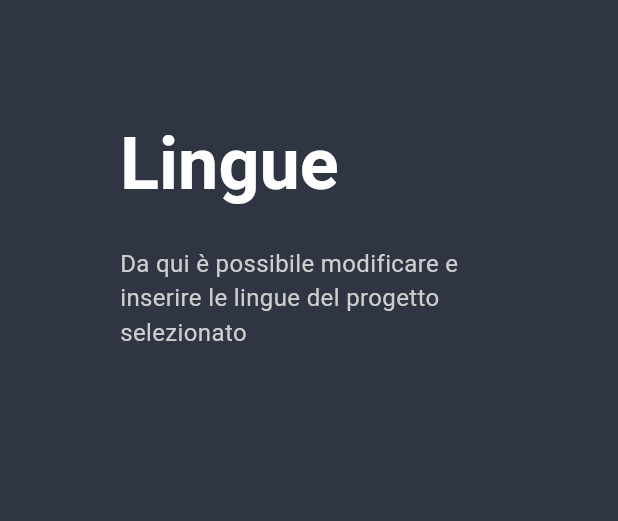
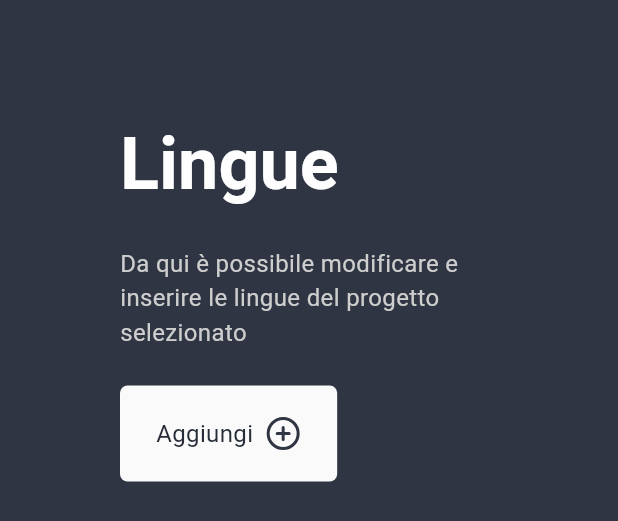
Before and after one commit to FlutterModena/globalize, a Flutter app: the LanguagesView widget shown alone on an empty page, opened directly, on a phone screen of 412 x 824 dp. Shown: the top 521 px of the screen. Run offline on Flutter 3.47's test engine with Material 3 defaults, Android fonts, the phone set to English and light mode, and no system bars; our stand-ins replace flutter_svg; missing offline and left inert: file_selector; Roboto replaces fonts that are missing (DM Sans).

Commit message:
add: done

```diff
--- /dev/null
+++ b/devtools_options.yaml
@@ -0,0 +1 @@
+extensions:
--- /dev/null
+++ b/lib/app_state.dart
@@ -0,0 +1,50 @@
+import 'dart:io';
+
+import 'package:flutter/material.dart';
+import 'package:globalize/ext.dart';
+import 'package:path/path.dart';
+
+class AppState extends ChangeNotifier {
+  bool _isProjectLoaded = false;
+  String? _projectName;
+  Directory? _currentProjectDirectory;
+  List<FileSystemEntity> projectFiles = [];
+  List<String> formattedLanguages = [];
+
+  bool get isProjectLoaded => _isProjectLoaded;
+  String? get projectName => _projectName;
+  Directory? get projectDirectory => _currentProjectDirectory;
+
+  set isProjectLoaded(bool v) {
+    _isProjectLoaded = v;
+    notifyListeners();
+  }
+
+  Future<void> loadLanguages() async {
+    projectFiles = await projectDirectory!.list().toList();
+    for (var file in projectFiles) {
+      final filename = basename(file.path);
+      final langName = filename.extractLanguage();
+      if (langName != null) {
+        formattedLanguages.add("$langName ($filename)");
+      }
+    }
+    notifyListeners();
+  }
+
+  void setProjectName(String v) {
+    _projectName = v;
+    notifyListeners();
+  }
+
+  Future<void> setProjectDirectory(String dir) async {
+    formattedLanguages.clear();
+    _currentProjectDirectory = Directory(dir);
+    await loadLanguages();
+    notifyListeners();
+  }
+
+  Future<void> reloadProjectDirectory() async {
+    await setProjectDirectory(_currentProjectDirectory!.path);
+  }
+}
--- /dev/null
+++ b/lib/custom_text_button.dart
@@ -0,0 +1,66 @@
+import 'package:flutter/material.dart';
+import 'package:globalize/icons.dart';
+import 'package:globalize/theming.dart';
+
+class CustomTextButton extends StatelessWidget {
+  final String customIcon;
+  final bool iconOnly;
+  final String? text;
+  final Color? iconColor;
+  final VoidCallback onPressed;
+  const CustomTextButton({
+    super.key,
+    required this.customIcon,
+    required this.iconOnly,
+    required this.onPressed,
+    this.iconColor,
+    this.text,
+  });
+
+  @override
+  Widget build(BuildContext context) {
+    final theme = Theme.of(context);
+
+    if (!iconOnly) {
+      assert(text != null);
+    }
+
+    return TextButton(
+      style: TextButton.styleFrom(
+        backgroundColor: bg_2,
+        shape: RoundedRectangleBorder(
+          borderRadius: BorderRadius.circular(5),
+        ),
+      ),
+      onPressed: onPressed,
+      child: Padding(
+        padding: EdgeInsets.all(iconOnly ? 8.0 : 12.0),
+        child: Row(
+          mainAxisSize: MainAxisSize.min,
+          mainAxisAlignment: MainAxisAlignment.center,
+          children: [
+            if (!iconOnly)
+              Row(
+                children: [
+                  Text(
+                    text!,
+                    style: theme.textTheme.bodyMedium!.copyWith(
+                      color: typoOnColor,
+                      fontWeight: FontWeight.normal,
+                    ),
+                  ),
+                  const SizedBox(
+                    width: 8,
+                  ),
+                ],
+              ),
+            CustomIcon(
+              customIcon,
+              color: iconColor,
+            ),
+          ],
+        ),
+      ),
+    );
+  }
+}
--- a/lib/languages.dart
+++ b/lib/languages.dart
@@ -1,5 +1,13 @@
+import 'dart:io';
+
 import 'package:flutter/material.dart';
+import 'package:globalize/app_state.dart';
+import 'package:globalize/custom_text_button.dart';
+import 'package:globalize/ext.dart';
+import 'package:globalize/icons.dart';
+import 'package:globalize/list_element.dart';
 import 'package:globalize/theming.dart';
+import 'package:provider/provider.dart';
 
 class LanguagesView extends StatefulWidget {
   const LanguagesView({super.key});
@@ -9,11 +17,72 @@ class LanguagesView extends StatefulWidget {
 }
 
 class _LanguagesViewState extends State<LanguagesView> {
+  late Future<List<FileSystemEntity>> currentDir;
+
+  Future<void> _writeNewLanguageFile(String path) async {
+    final file = File(path);
+    await file.create();
+  }
+
+  Future<void> _buildDialog(BuildContext context) {
+    final theme = Theme.of(context);
+    final languageController = TextEditingController();
+    final state = Provider.of<AppState>(context, listen: false);
+
+    return showDialog<void>(
+      context: context,
+      builder: (context) => AlertDialog(
+        title: Text(
+          "Aggiungi nuova lingua",
+          style: theme.textTheme.headlineMedium,
+        ),
+        content: Column(
+          mainAxisSize: MainAxisSize.min,
+          children: [
+            TextFormField(
+              controller: languageController,
+              decoration: const InputDecoration(
+                hintText: "Nome lingua",
+              ),
+            ),
+          ],
+        ),
+        actions: <Widget>[
+          TextButton(
+            child: Text(
+              "Annulla",
+              style: theme.textTheme.labelMedium,
+            ),
+            onPressed: () {
+              Navigator.of(context).pop();
+            },
+          ),
+          TextButton(
+            child: Text(
+              "Aggiungi",
+              style: theme.textTheme.labelMedium,
+            ),
+            onPressed: () async {
+              await _writeNewLanguageFile(
+                  "${state.projectDirectory!.path}/${languageController.text.extractFilename()}");
+              await state.reloadProjectDirectory();
+              if (mounted) {
+                Navigator.of(context).pop();
+              }
+            },
+          ),
+        ],
+      ),
+    );
+  }
+
   @override
   Widget build(BuildContext context) {
     final theme = Theme.of(context);
 
     return Expanded(
+      child: SizedBox.expand(
+        child: SingleChildScrollView(
           child: Padding(
             padding: const EdgeInsets.all(80.0),
             child: Column(
@@ -42,8 +111,47 @@ class _LanguagesViewState extends State<LanguagesView> {
                       ),
                     ],
                   ),
+                ),
+                const SizedBox(
+                  height: 24,
+                ),
+                CustomTextButton(
+                  customIcon: CustomIcons.plusCircle,
+                  iconOnly: false,
+                  text: "Aggiungi",
+                  onPressed: () {
+                    _buildDialog(context);
+                  },
+                ),
+                const SizedBox(
+                  height: 24,
+                ),
+                Consumer<AppState>(
+                  builder: (context, state, _) {
+                    return Column(
+                      children: state.formattedLanguages
+                          .map(
+                            (lang) => Column(
+                              children: [
+                                ListElement(
+                                  text: lang,
+                                  onDelete: () {
+                                    print("delete!");
+                                  },
+                                ),
+                                const SizedBox(
+                                  height: 12,
                                 )
                               ],
+                            ),
+                          )
+                          .toList(),
+                    );
+                  },
+                ),
+              ],
+            ),
+          ),
         ),
       ),
     );
--- a/lib/theming.dart
+++ b/lib/theming.dart
@@ -14,12 +14,35 @@ const typoOnColor = Color(0xFF272D38);
 ThemeData appTheme(BuildContext context) => ThemeData(
       fontFamily: 'DM Sans',
       scaffoldBackgroundColor: bg_1,
-      inputDecorationTheme: const InputDecorationTheme(
+      dropdownMenuTheme: const DropdownMenuThemeData(
+        textStyle: TextStyle(
+          fontSize: 16,
+          color: typoMain,
+        ),
+        inputDecorationTheme: InputDecorationTheme(
+          labelStyle: TextStyle(
+            fontSize: 16,
+            color: typoMain,
+          ),
+          hintStyle: TextStyle(
+            fontSize: 16,
+            color: typoMain,
+          ),
+          contentPadding: EdgeInsets.all(10.0),
+          enabledBorder: OutlineInputBorder(
+            borderSide: BorderSide(color: typoMain, width: 2),
+          ),
+        ),
+      ),
+      inputDecorationTheme: InputDecorationTheme(
         hoverColor: Colors.transparent,
         suffixIconColor: typoMain,
         prefixIconColor: typoMain,
+        fillColor: bg_3,
         border: InputBorder.none,
+        contentPadding: const EdgeInsets.all(24),
       ),
+      buttonTheme: const ButtonThemeData(),
       textTheme: const TextTheme(
         headlineLarge: TextStyle(
           fontWeight: FontWeight.bold,
--- a/pubspec.yaml
+++ b/pubspec.yaml
@@ -37,6 +37,8 @@ dependencies:
   cupertino_icons: ^1.0.2
   flutter_svg: ^2.0.9
   file_selector: ^1.0.1
+  provider: ^6.1.1
+  path: ^1.8.3
 
 dev_dependencies:
   flutter_test:
```
Also changed, not shown: lib/ext.dart (added, +34 -0 lines), lib/list_element.dart (added, +50 -0 lines), lib/main.dart (+29 -18 lines), lib/translations.dart (added, +279 -0 lines), progetto_esempio/l10n/intl_de.arb (added), progetto_esempio/l10n/intl_en.arb (added), progetto_esempio/l10n/intl_it.arb (added). Lines whose indentation alone changed are shown as unchanged.
